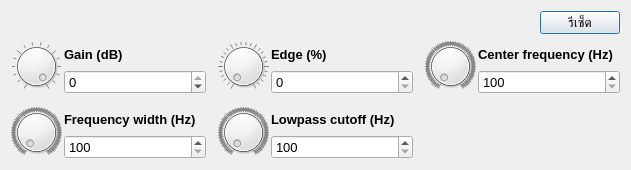
Above: FXDialogs/DistortionFXDialog.ui from pie62/HandyKaraoke before the change. Below: the same form after it.
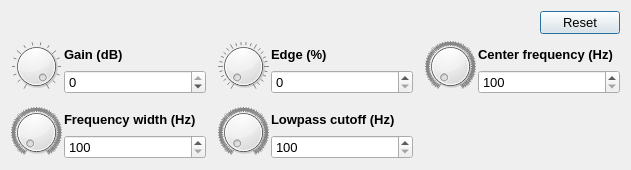
That is the form after the change. Icons and pictures are not drawn.

Commit message: change reset effect button text

```diff
--- a/FXDialogs/DistortionFXDialog.ui
+++ b/FXDialogs/DistortionFXDialog.ui
@@ -50,7 +50,7 @@
      <item>
       <widget class="QPushButton" name="btnReset">
        <property name="text">
-        <string>รีเซ็ต</string>
+        <string>Reset</string>
        </property>
       </widget>
      </item>
```
The commit also changes 7 other files.
